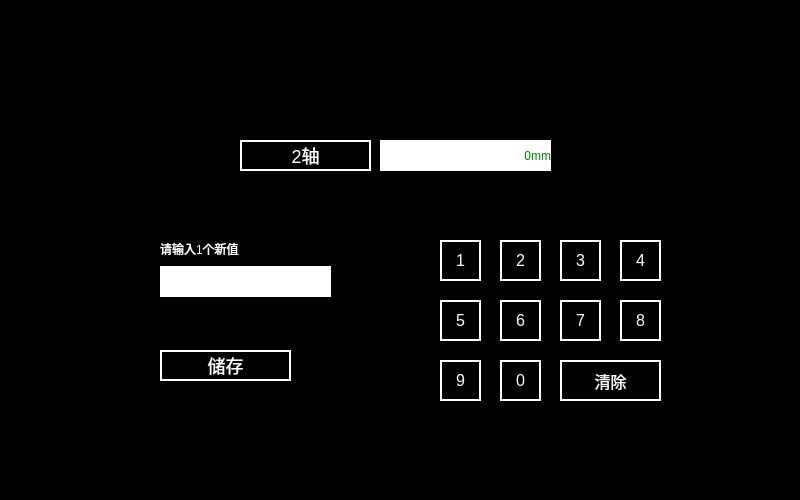
isliulin/Plan85HMI, file main_wheel.ui: the form before one commit.
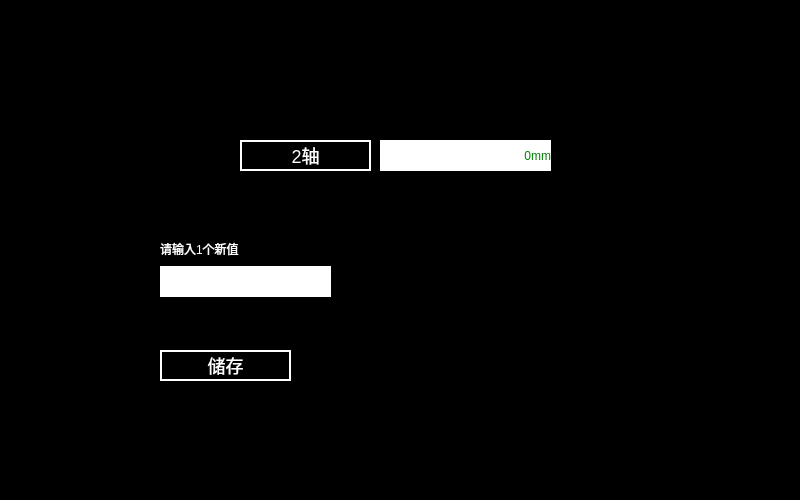
The form after the commit.

The edit to the form file:
```diff
--- a/main_wheel.ui
+++ b/main_wheel.ui
@@ -48,26 +48,6 @@
     <set>Qt::AlignLeading|Qt::AlignLeft|Qt::AlignVCenter</set>
    </property>
   </widget>
-  <widget class="QPushButton" name="pushButton_16">
-   <property name="geometry">
-    <rect>
-     <x>560</x>
-     <y>360</y>
-     <width>101</width>
-     <height>41</height>
-    </rect>
-   </property>
-   <property name="styleSheet">
-    <string notr="true">	font:16px;
-    color: rgb(255,255,255);
-	background-color: rgb(0, 0, 0);
-border:2px solid white;
-</string>
-   </property>
-   <property name="text">
-    <string>清除</string>
-   </property>
-  </widget>
   <widget class="QPushButton" name="pushButton_4">
    <property name="geometry">
     <rect>
@@ -87,47 +67,7 @@
     <string>储存</string>
    </property>
   </widget>
-  <widget class="QPushButton" name="pushButton_15">
-   <property name="geometry">
-    <rect>
-     <x>500</x>
-     <y>360</y>
-     <width>41</width>
-     <height>41</height>
-    </rect>
-   </property>
-   <property name="styleSheet">
-    <string notr="true">	font:16px;
-    color: rgb(255,255,255);
-	background-color: rgb(0, 0, 0);
-border:2px solid white;
-</string>
-   </property>
-   <property name="text">
-    <string>0</string>
-   </property>
-  </widget>
-  <widget class="QPushButton" name="pushButton_7">
-   <property name="geometry">
-    <rect>
-     <x>500</x>
-     <y>240</y>
-     <width>41</width>
-     <height>41</height>
-    </rect>
-   </property>
-   <property name="styleSheet">
-    <string notr="true">	font:16px;
-    color: rgb(255,255,255);
-	background-color: rgb(0, 0, 0);
-border:2px solid white;
-</string>
-   </property>
-   <property name="text">
-    <string>2</string>
-   </property>
-  </widget>
-  <widget class="QLabel" name="label_8">
+  <widget class="QLabel" name="lbl_input_value">
    <property name="geometry">
     <rect>
      <x>160</x>
@@ -144,166 +84,6 @@
     <string/>
    </property>
   </widget>
-  <widget class="QPushButton" name="pushButton_13">
-   <property name="geometry">
-    <rect>
-     <x>620</x>
-     <y>300</y>
-     <width>41</width>
-     <height>41</height>
-    </rect>
-   </property>
-   <property name="styleSheet">
-    <string notr="true">	font:16px;
-    color: rgb(255,255,255);
-	background-color: rgb(0, 0, 0);
-border:2px solid white;
-</string>
-   </property>
-   <property name="text">
-    <string>8</string>
-   </property>
-  </widget>
-  <widget class="QPushButton" name="pushButton_6">
-   <property name="geometry">
-    <rect>
-     <x>440</x>
-     <y>240</y>
-     <width>41</width>
-     <height>41</height>
-    </rect>
-   </property>
-   <property name="styleSheet">
-    <string notr="true">	font:16px;
-    color: rgb(255,255,255);
-	background-color: rgb(0, 0, 0);
-border:2px solid white;
-</string>
-   </property>
-   <property name="text">
-    <string>1</string>
-   </property>
-  </widget>
-  <widget class="QPushButton" name="pushButton_8">
-   <property name="geometry">
-    <rect>
-     <x>560</x>
-     <y>240</y>
-     <width>41</width>
-     <height>41</height>
-    </rect>
-   </property>
-   <property name="styleSheet">
-    <string notr="true">	font:16px;
-    color: rgb(255,255,255);
-	background-color: rgb(0, 0, 0);
-border:2px solid white;
-</string>
-   </property>
-   <property name="text">
-    <string>3</string>
-   </property>
-  </widget>
-  <widget class="QPushButton" name="pushButton_9">
-   <property name="geometry">
-    <rect>
-     <x>620</x>
-     <y>240</y>
-     <width>41</width>
-     <height>41</height>
-    </rect>
-   </property>
-   <property name="styleSheet">
-    <string notr="true">	font:16px;
-    color: rgb(255,255,255);
-	background-color: rgb(0, 0, 0);
-border:2px solid white;
-</string>
-   </property>
-   <property name="text">
-    <string>4</string>
-   </property>
-  </widget>
-  <widget class="QPushButton" name="pushButton_11">
-   <property name="geometry">
-    <rect>
-     <x>500</x>
-     <y>300</y>
-     <width>41</width>
-     <height>41</height>
-    </rect>
-   </property>
-   <property name="styleSheet">
-    <string notr="true">	font:16px;
-    color: rgb(255,255,255);
-	background-color: rgb(0, 0, 0);
-border:2px solid white;
-</string>
-   </property>
-   <property name="text">
-    <string>6</string>
-   </property>
-  </widget>
-  <widget class="QPushButton" name="pushButton_12">
-   <property name="geometry">
-    <rect>
-     <x>560</x>
-     <y>300</y>
-     <width>41</width>
-     <height>41</height>
-    </rect>
-   </property>
-   <property name="styleSheet">
-    <string notr="true">	font:16px;
-    color: rgb(255,255,255);
-	background-color: rgb(0, 0, 0);
-border:2px solid white;
-</string>
-   </property>
-   <property name="text">
-    <string>7</string>
-   </property>
-  </widget>
-  <widget class="QPushButton" name="pushButton_10">
-   <property name="geometry">
-    <rect>
-     <x>440</x>
-     <y>300</y>
-     <width>41</width>
-     <height>41</height>
-    </rect>
-   </property>
-   <property name="styleSheet">
-    <string notr="true">	font:16px;
-    color: rgb(255,255,255);
-	background-color: rgb(0, 0, 0);
-border:2px solid white;
-</string>
-   </property>
-   <property name="text">
-    <string>5</string>
-   </property>
-  </widget>
-  <widget class="QPushButton" name="pushButton_14">
-   <property name="geometry">
-    <rect>
-     <x>440</x>
-     <y>360</y>
-     <width>41</width>
-     <height>41</height>
-    </rect>
-   </property>
-   <property name="styleSheet">
-    <string notr="true">	font:16px;
-    color: rgb(255,255,255);
-	background-color: rgb(0, 0, 0);
-border:2px solid white;
-</string>
-   </property>
-   <property name="text">
-    <string>9</string>
-   </property>
-  </widget>
   <widget class="QLabel" name="label_9">
    <property name="geometry">
     <rect>
```
